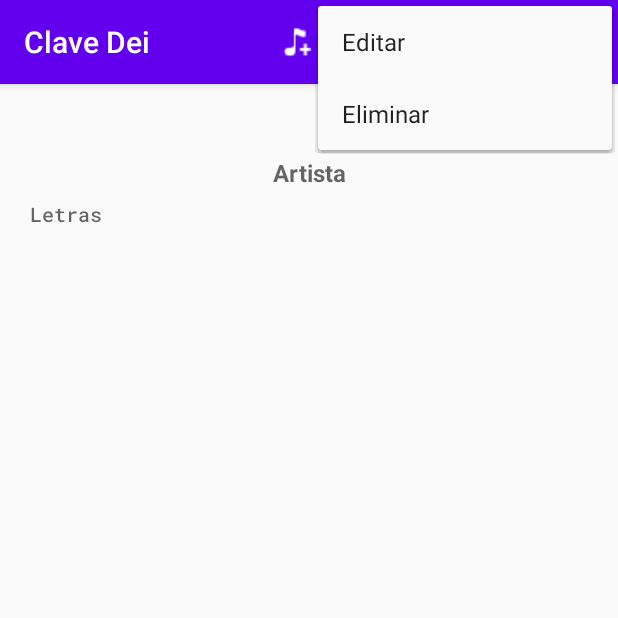
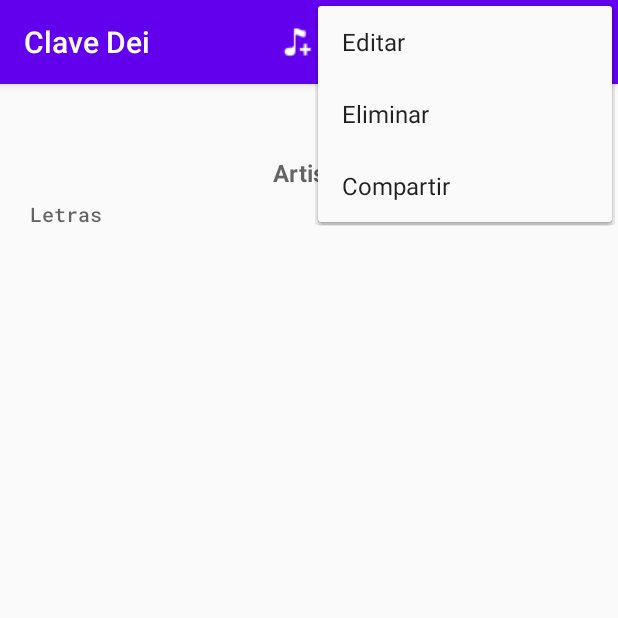
Before and after one commit to melisgb/CancioneroCatolico, an Android app: the ReadSongActivity screen opened directly, with no data from a screen before it, with the options menu open, on a phone screen of 412 x 824 dp, the top half of it. Run offline under Robolectric (Android 15) with nearby library versions, the phone set to English and light mode, and no system bars; 1 statement that could not run was skipped.

Commit message:
Enabling sharing of a song

```diff
--- a/app/src/main/res/menu/popup_list_menu.xml
+++ b/app/src/main/res/menu/popup_list_menu.xml
@@ -2,12 +2,12 @@
 <menu xmlns:android="http://schemas.android.com/apk/res/android">
     <item
         android:id="@+id/act_shareList"
-        android:title="Share"
+        android:title="@string/share"
         android:icon="@drawable/ic_share" />
 
     <item
         android:id="@+id/act_deleteList"
-        android:title="Delete"
+        android:title="@string/delete"
         android:iconTint="@color/blackColor"
         android:icon="@drawable/ic_delete_elem"/>
 </menu>
--- a/app/src/main/res/menu/read_song_menu.xml
+++ b/app/src/main/res/menu/read_song_menu.xml
@@ -28,11 +28,16 @@
         android:icon="@drawable/ic_edit_song"
         android:iconTint="@color/whiteColor"
         android:iconTintMode="src_in"
-        android:title="@string/edit_song"
+        android:title="@string/edit"
         app:showAsAction="ifRoom" />
     <item
         android:id="@+id/action_deleteSong"
-        android:title="@string/delete_song"
+        android:title="@string/delete"
         app:showAsAction="ifRoom"
         android:icon="@drawable/ic_delete_elem"/>
+    <item
+        android:id="@+id/action_shareSong"
+        android:title="@string/share"
+        app:showAsAction="ifRoom"
+        android:icon="@drawable/ic_share"/>
 </menu>
--- a/app/src/main/res/menu/view_list_actions_menu.xml
+++ b/app/src/main/res/menu/view_list_actions_menu.xml
@@ -3,7 +3,7 @@
     xmlns:app="http://schemas.android.com/apk/res-auto">
 
     <item android:id="@+id/action_deleteSongFromList"
-        android:title="@string/delete_song"
+        android:title="@string/delete"
         app:showAsAction="always"
         android:icon="@drawable/ic_delete_elem"/>
 
--- a/app/src/main/res/values/strings.xml
+++ b/app/src/main/res/values/strings.xml
@@ -10,8 +10,9 @@
     <string name="button_addSong">Agregar</string>
     <string name="button_updateSong">Actualizar</string>
     <string name="button_register">Register</string>
-    <string name="edit_song">Editar</string>
-    <string name="delete_song">Eliminar</string>
+    <string name="edit">Editar</string>
+    <string name="delete">Eliminar</string>
+    <string name="share">Compartir</string>
     <!-- Hints  -->
     <string name="hint_search_bar">Buscar...</string>
     <string name="hint_song_title">Titulo</string>
```
Also changed, not shown: app/src/main/java/com/example/cancionerocatolico/ReadSongActivity.kt (+21 -0 lines).
